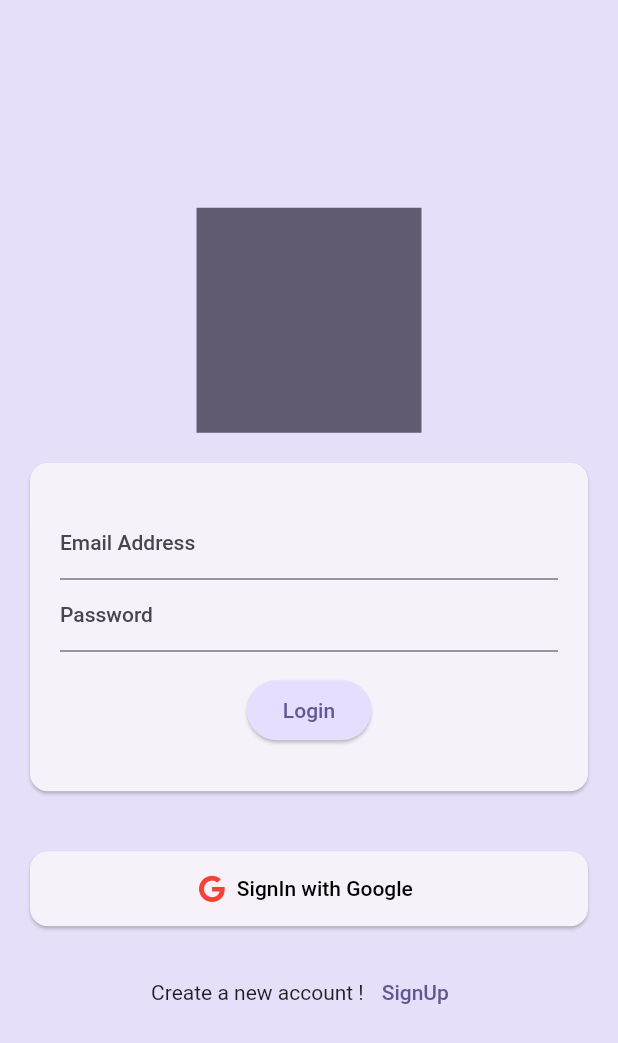
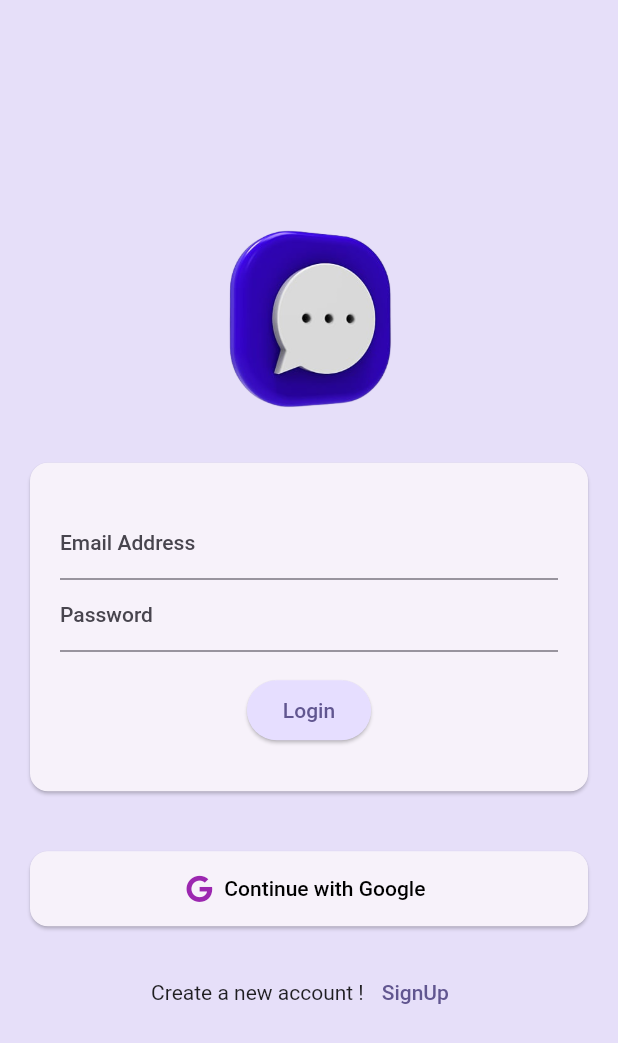
Before and after one commit to killer-abhi/chat_app, a Flutter app: the screen it shows after launch, on a phone screen of 412 x 824 dp. Shown: the top 1043 px of the screen. Run offline on Flutter 3.47's test engine with Material 2 defaults, Android fonts, the phone set to English and light mode, and no system bars; our stand-ins replace cloud_firestore, firebase_auth, firebase_core, firebase_storage, font_awesome_flutter, google_sign_in and 1 more; accounts and stored records are empty.

Commit message:
added icons

```diff
--- a/lib/auth/login.dart
+++ b/lib/auth/login.dart
@@ -24,37 +24,43 @@ class _LoginScreenState extends State<LoginScreen> {
             mainAxisAlignment: MainAxisAlignment.center,
             children: [
               if (!_isEmailSignUp || _isLogin)
-                Container(
+                // Container(
+                //   height: 150,
+                //   width: 150,
+                //   child: Image.asset('assets/images/logo.png'),
+                // ),
+                Image.asset(
+                  'assets/images/logo.png',
                   height: 150,
                   width: 150,
-                  color: Theme.of(context).colorScheme.secondary,
                 ),
               if (_isLogin || _isEmailSignUp)
                 EmailAuthScreen(
                   isLogin: _isLogin,
                   isEmailSignUp: _isEmailSignUp,
                 ),
-              if (!_isLogin && !_isEmailSignUp)
-                Card(
-                  margin: const EdgeInsets.only(
-                    top: 30,
-                    left: 20,
-                    right: 20,
-                    bottom: 0,
-                  ),
-                  child: TextButton(
-                    onPressed: () {
-                      setState(() {
-                        _isEmailSignUp = true;
-                      });
-                    },
-                    style: ElevatedButton.styleFrom(
-                      foregroundColor: Colors.black,
-                      minimumSize: const Size(double.infinity, 50),
-                    ),
-                    child: const Text('Email and Password'),
-                  ),
-                ),
+              // if (!_isLogin && !_isEmailSignUp)
+              //   Card(
+              //     margin: const EdgeInsets.only(
+              //       top: 30,
+              //       left: 20,
+              //       right: 20,
+              //       bottom: 0,
+              //     ),
+              //     child: TextButton(
+              //       onPressed: () {
+              //         setState(() {
+              //           _isEmailSignUp = true;
+              //         });
+              //       },
+              //       style: ElevatedButton.styleFrom(
+              //         foregroundColor: Colors.black,
+              //         minimumSize: const Size(double.infinity, 50),
+              //       ),
+              //       child: const Text('Email and Password'),
+              //     ),
+              //   ),
+              // if (_isLogin)
               GoogleLogin(
                 isLogin: _isLogin,
               ),
@@ -69,9 +75,10 @@ class _LoginScreenState extends State<LoginScreen> {
                       onPressed: () {
                         setState(() {
                           _isLogin = !_isLogin;
-                          if (_isEmailSignUp) {
-                            _isEmailSignUp = !_isEmailSignUp;
-                          }
+                          _isEmailSignUp = true;
+                          // if (_isEmailSignUp) {
+                          //   _isEmailSignUp = !_isEmailSignUp;
+                          // }
                         });
                       },
                       child: Text(_isLogin ? 'SignUp' : 'Login'),
--- a/lib/screens/user_profile.dart
+++ b/lib/screens/user_profile.dart
@@ -96,7 +96,6 @@ class _UserProfileScreen extends State<UserProfileScreen> {
   Widget build(BuildContext context) {
     _userNameController.text =
         _currentUser == null ? '' : _currentUser['username'];
-
     return Padding(
       padding: const EdgeInsets.all(20),
       child: _currentUser == null
--- a/lib/widgets/google_login.dart
+++ b/lib/widgets/google_login.dart
@@ -28,7 +28,14 @@ class _GoogleLoginState extends State<GoogleLogin> {
   @override
   Widget build(BuildContext context) {
     return _isAuthenticating
-        ? const CircularProgressIndicator()
+        ? Column(
+            children: const [
+              SizedBox(
+                height: 20,
+              ),
+              CircularProgressIndicator(),
+            ],
+          )
         : Card(
             margin: const EdgeInsets.all(20),
             child: TextButton.icon(
@@ -39,10 +46,9 @@ class _GoogleLoginState extends State<GoogleLogin> {
               ),
               icon: const FaIcon(
                 FontAwesomeIcons.google,
-                color: Colors.red,
+                color: Colors.purple,
               ),
-              label: Text(
-                  widget.isLogin ? 'SignIn with Google' : 'SignUp with Google'),
+              label: const Text('Continue with Google'),
             ),
           );
   }
--- a/lib/widgets/user_image_picker.dart
+++ b/lib/widgets/user_image_picker.dart
@@ -35,9 +35,11 @@ class _UserImagePickerState extends State<UserImagePicker> {
       children: [
         CircleAvatar(
           radius: 40,
-          backgroundColor: Colors.grey,
+          backgroundColor: Theme.of(context).colorScheme.secondaryContainer,
           foregroundImage:
               _pickedImageFile != null ? FileImage(_pickedImageFile!) : null,
+          child:
+              _pickedImageFile == null ? const Icon(Icons.add_a_photo) : null,
         ),
         TextButton.icon(
           onPressed: _pickImage,
```
Also changed, not shown: lib/providers/add_new_user.dart (+5 -10 lines), lib/screens/chat_screen.dart (+5 -3 lines), pubspec.yaml (+4 -4 lines), assets/images/logo.png (added), dev_assets/logo.png (added), pubspec.lock, 23 other files.
